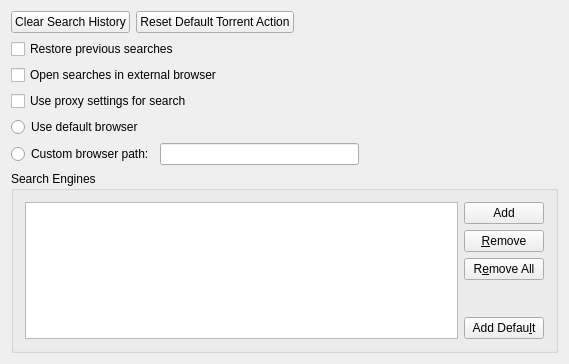
Above: plugins/search/searchpref.ui from KDE/ktorrent before the change. Below: the same form after it.
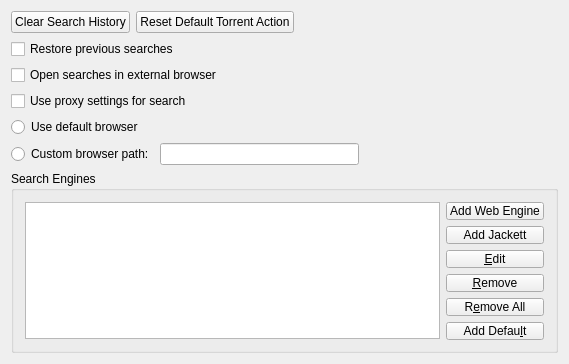
That is the form after the change.

Commit message: Add Jackett Torznab search integration

Diff of the .ui file:
```diff
--- a/plugins/search/searchpref.ui
+++ b/plugins/search/searchpref.ui
@@ -167,7 +167,27 @@
            <string>Add a new search engine.</string>
           </property>
           <property name="text">
-           <string>Add</string>
+            <string>Add Web Engine</string>
+           </property>
+          </widget>
+         </item>
+         <item>
+          <widget class="QPushButton" name="m_add_torznab">
+           <property name="toolTip">
+            <string>Add a new Jackett/Torznab engine.</string>
+           </property>
+           <property name="text">
+            <string>Add Jackett</string>
+           </property>
+          </widget>
+         </item>
+         <item>
+          <widget class="QPushButton" name="m_edit">
+           <property name="toolTip">
+            <string>Edit the selected Jackett/Torznab engine.</string>
+           </property>
+           <property name="text">
+            <string>&amp;Edit</string>
           </property>
          </widget>
         </item>
```
Left out of the diff: 2 changed lines with no effect on the pictures. Lines whose indentation alone changed are shown as unchanged. The commit also changes 15 other files.
